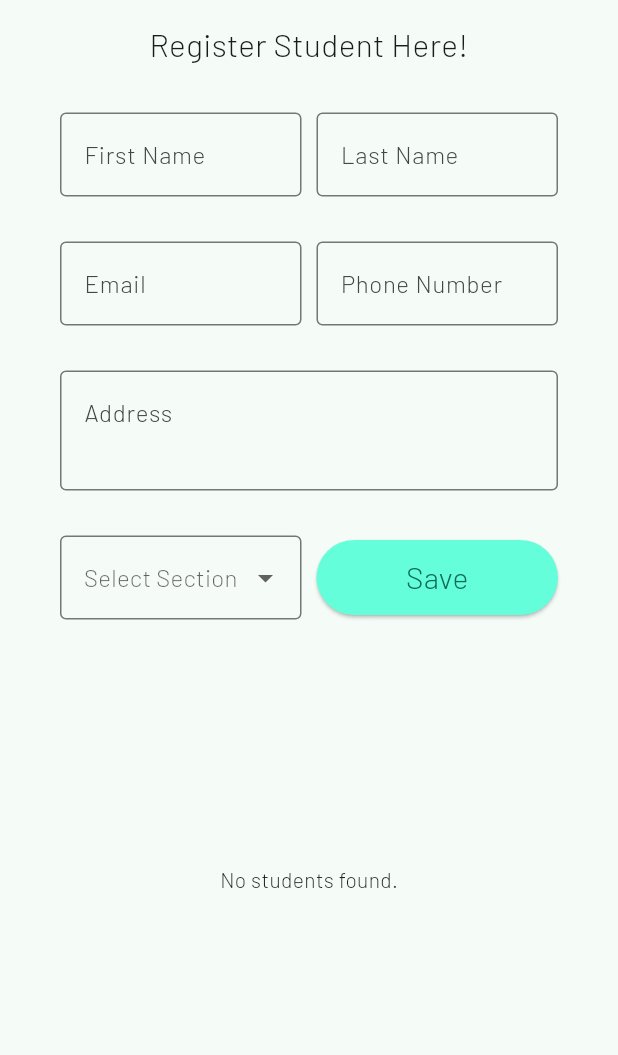
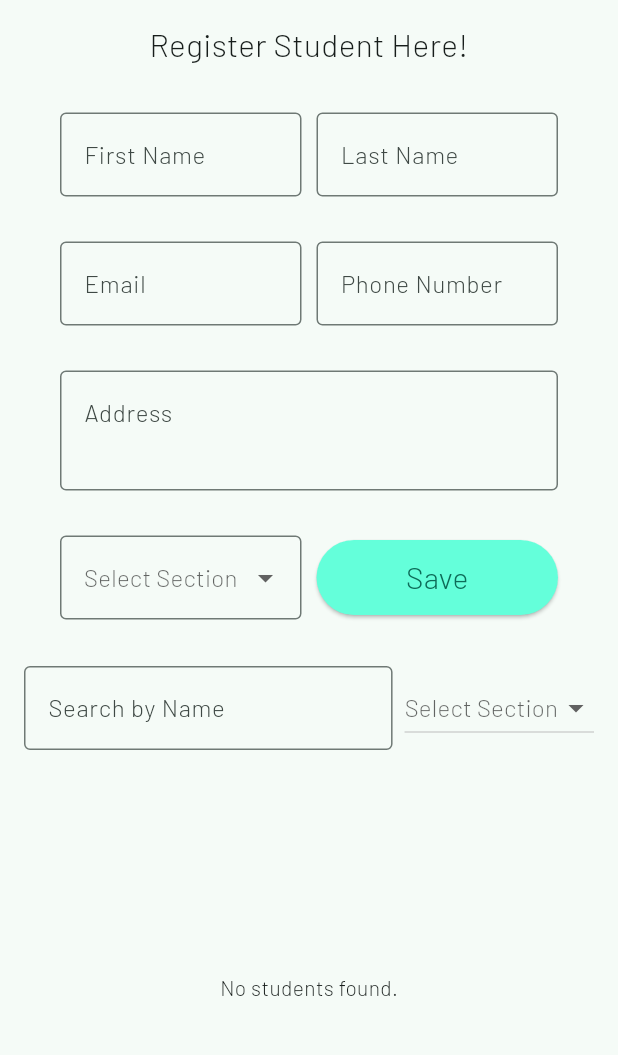
Before and after one commit to Aung-myat-min/star_education_centre, a Flutter app: the screen it shows after launch, on a phone screen of 412 x 824 dp, the part 84-1139 px from its top. Run offline on Flutter 3.47's test engine with Material 3 defaults, Android fonts, the phone set to English and light mode, and no system bars; our stand-ins replace cloud_firestore, firebase_core; accounts and stored records are empty.

Commit message:
feat: student page filter

```diff
--- a/lib/pages/student_page.dart
+++ b/lib/pages/student_page.dart
@@ -2,6 +2,7 @@ import 'package:flutter/material.dart';
 import 'package:star_education_centre/constants.dart';
 import 'package:star_education_centre/models/student.dart';
 import 'package:star_education_centre/utils/custom_text_field.dart';
+import 'package:star_education_centre/utils/hoverable_container.dart';
 
 class StudentPage extends StatefulWidget {
   const StudentPage({super.key});
@@ -284,14 +285,59 @@ class _StudentList extends StatefulWidget {
 }
 
 class _StudentListState extends State<_StudentList> {
+  String _searchQuery = '';
+  String? _selectedSection;
+
+  final List<String> _sections = ['A', 'B', 'C', 'D'];
+
   @override
   Widget build(BuildContext context) {
     return ConstrainedBox(
       constraints: const BoxConstraints(
         minHeight: 200,
       ),
-      child: SizedBox(
-        height: 300, // Set a fixed height or adjust as needed
+      child: Column(
+        children: [
+          Padding(
+            padding: const EdgeInsets.all(8.0),
+            child: Row(
+              children: [
+                // Name Search Field
+                Expanded(
+                  child: TextField(
+                    decoration: const InputDecoration(
+                      labelText: 'Search by Name',
+                      border: OutlineInputBorder(),
+                    ),
+                    onChanged: (value) {
+                      setState(() {
+                        _searchQuery = value;
+                      });
+                    },
+                  ),
+                ),
+                const SizedBox(width: 8),
+                // Section Filter Dropdown
+                DropdownButton<String>(
+                  value: _selectedSection,
+                  hint: const Text('Select Section'),
+                  items: _sections.map((section) {
+                    return DropdownMenuItem<String>(
+                      value: section,
+                      child: Text(section),
+                    );
+                  }).toList(),
+                  onChanged: (value) {
+                    setState(() {
+                      _selectedSection = value;
+                    });
+                  },
+                ),
+              ],
+            ),
+          ),
+          SizedBox(
+            height: 300,
             child: StreamBuilder<List<Student>>(
               stream: Student.readStudents(),
               builder: (context, snapshot) {
@@ -303,7 +349,20 @@ class _StudentListState extends State<_StudentList> {
                   return const Center(child: Text('No students found.'));
                 }
 
-            final students = snapshot.data!;
+                final students = snapshot.data!
+                    .where((student) {
+                  final matchesSearch = '${student.firstName} ${student.lastName}'
+                      .toLowerCase()
+                      .contains(_searchQuery.toLowerCase());
+                  final matchesSection = _selectedSection == null ||
+                      student.section == _selectedSection;
+                  return matchesSearch && matchesSection;
+                })
+                    .toList();
+
+                if (students.isEmpty) {
+                  return const Center(child: Text('No students match your criteria.'));
+                }
 
                 return GridView.builder(
                   gridDelegate: const SliverGridDelegateWithFixedCrossAxisCount(
@@ -316,53 +375,15 @@ class _StudentListState extends State<_StudentList> {
                   itemBuilder: (BuildContext context, int index) {
                     final student = students[index];
                     return SelectionArea(
-                  child: Container(
-                    decoration: BoxDecoration(
-                      color: Colors.teal.shade400,
-                      borderRadius: BorderRadius.circular(10),
-                    ),
-                    child: Padding(
-                      padding: const EdgeInsets.all(16.0),
-                      child: Column(
-                        mainAxisAlignment: MainAxisAlignment.center,
-                        children: [
-                          Text(
-                            'ID: ${student.studentId}',
-                            style: const TextStyle(
-                              fontSize: 16,
-                              color: Colors.white,
-                              fontWeight: FontWeight.bold,
-                            ),
-                            textAlign: TextAlign.center,
-                          ),
-                          const SizedBox(height: 8),
-                          Text(
-                            '${student.firstName} ${student.lastName}',
-                            style: const TextStyle(
-                              fontSize: 16,
-                              color: Colors.white,
-                            ),
-                            textAlign: TextAlign.center,
-                          ),
-                          const SizedBox(height: 8),
-                          Text(
-                            'Phone: ${student.phone}',
-                            style: const TextStyle(
-                              fontSize: 16,
-                              color: Colors.white,
-                            ),
-                            textAlign: TextAlign.center,
-                          ),
-                        ],
-                      ),
-                    ),
-                  ),
+                      child: HoverableContainer(student: student)
                     );
                   },
                 );
               },
             ),
           ),
+        ],
+      ),
     );
   }
 }
```
Also changed, not shown: lib/utils/hoverable_container.dart (added, +83 -0 lines). Lines whose indentation alone changed are shown as unchanged.
